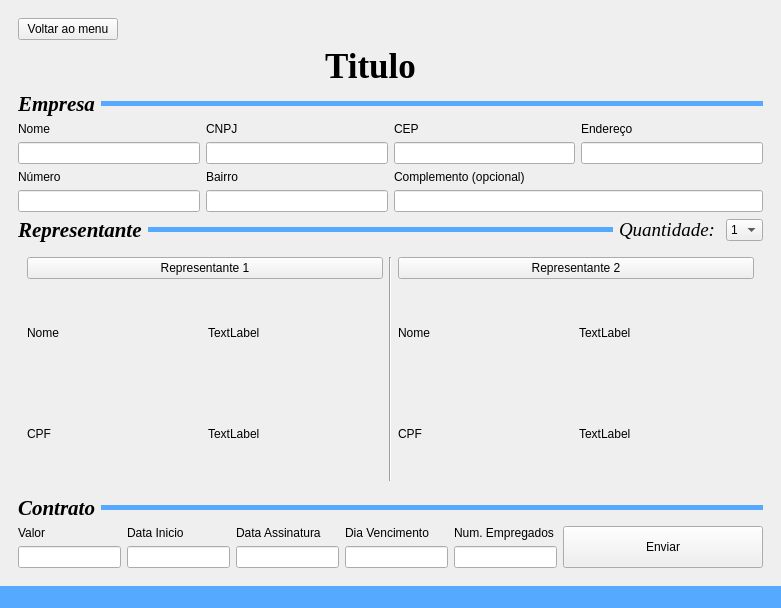
Before: the Qt Designer form code/src/ui/window_cps.ui in Sl3nc/CPS_Auto, drawn with Qt 5.
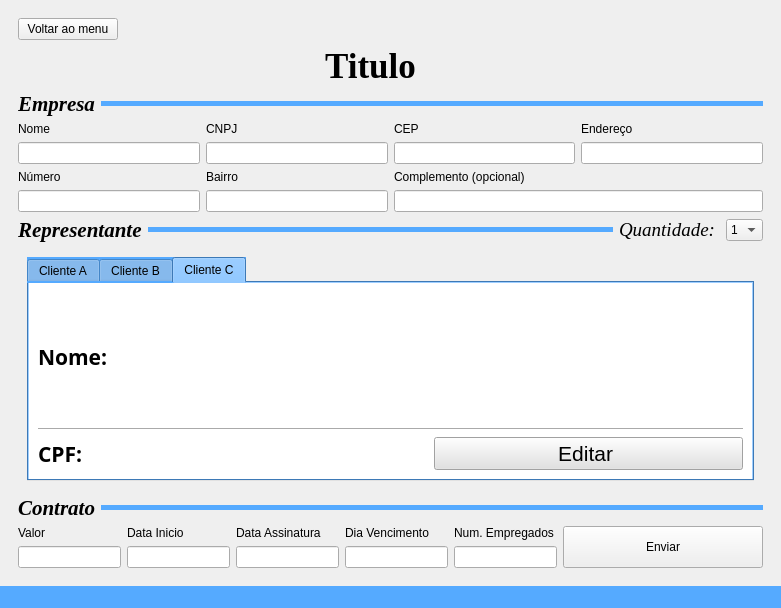
After: the same form once the commit is applied. The open tabs and pages were chosen to show the change. Icons and pictures are not drawn.

Diff of the .ui file:
```diff
--- a/code/src/ui/window_cps.ui
+++ b/code/src/ui/window_cps.ui
@@ -664,90 +664,384 @@
           <widget class="QWidget" name="page">
            <layout class="QGridLayout" name="gridLayout_3">
             <item row="0" column="0">
-             <widget class="QPushButton" name="pushButton">
-              <property name="text">
-               <string>Representante 1</string>
+             <widget class="QTabWidget" name="tabWidget">
+              <property name="cursor">
+               <cursorShape>ArrowCursor</cursorShape>
               </property>
-             </widget>
-            </item>
-            <item row="0" column="2">
-             <widget class="QPushButton" name="pushButton_2">
-              <property name="text">
-               <string>Representante 2</string>
+              <property name="styleSheet">
+               <string notr="true">background-color: rgb(85, 170, 255);</string>
               </property>
-             </widget>
-            </item>
-            <item row="0" column="1" rowspan="3">
-             <widget class="Line" name="line_4">
-              <property name="orientation">
-               <enum>Qt::Orientation::Vertical</enum>
+              <property name="currentIndex">
+               <number>0</number>
               </property>
+              <widget class="QWidget" name="tab">
+               <property name="cursor">
+                <cursorShape>ArrowCursor</cursorShape>
+               </property>
+               <property name="styleSheet">
+                <string notr="true">background-color: white;</string>
+               </property>
+               <attribute name="title">
+                <string>Cliente A</string>
+               </attribute>
+               <layout class="QGridLayout" name="gridLayout_2">
+                <item row="0" column="0">
+                 <widget class="QLabel" name="label">
+                  <property name="sizePolicy">
+                   <sizepolicy hsizetype="Maximum" vsizetype="Preferred">
+                    <horstretch>0</horstretch>
+                    <verstretch>0</verstretch>
+                   </sizepolicy>
+                  </property>
+                  <property name="font">
+                   <font>
+                    <family>Yu Gothic</family>
+                    <pointsize>16</pointsize>
+                    <bold>true</bold>
+                   </font>
+                  </property>
+                  <property name="text">
+                   <string>Nome: </string>
+                  </property>
+                 </widget>
+                </item>
+                <item row="2" column="0">
+                 <widget class="QLabel" name="label_2">
+                  <property name="sizePolicy">
+                   <sizepolicy hsizetype="Maximum" vsizetype="Preferred">
+                    <horstretch>0</horstretch>
+                    <verstretch>0</verstretch>
+                   </sizepolicy>
+                  </property>
+                  <property name="font">
+                   <font>
+                    <family>Yu Gothic</family>
+                    <pointsize>16</pointsize>
+                    <bold>true</bold>
+                   </font>
+                  </property>
+                  <property name="text">
+                   <string>CPF: </string>
+                  </property>
+                 </widget>
+                </item>
+                <item row="2" column="1">
+                 <widget class="QLabel" name="label_4">
+                  <property name="font">
+                   <font>
+                    <pointsize>16</pointsize>
+                    <bold>false</bold>
+                   </font>
+                  </property>
+                  <property name="text">
+                   <string/>
+                  </property>
+                  <property name="alignment">
+                   <set>Qt::AlignmentFlag::AlignCenter</set>
+                  </property>
+                 </widget>
+                </item>
+                <item row="2" column="2">
+                 <widget class="QPushButton" name="pushButton">
+                  <property name="font">
+                   <font>
+                    <family>Yu Gothic UI</family>
+                    <pointsize>16</pointsize>
+                   </font>
+                  </property>
+                  <property name="cursor">
+                   <cursorShape>PointingHandCursor</cursorShape>
+                  </property>
+                  <property name="styleSheet">
+                   <string notr="true">background-color: #E1E1E1;</string>
+                  </property>
+                  <property name="text">
+                   <string>Editar </string>
+                  </property>
+                  <property name="icon">
+                   <iconset>
+                    <normaloff>../imgs/engine.png</normaloff>../imgs/engine.png</iconset>
+                  </property>
+                  <property name="iconSize">
+                   <size>
+                    <width>32</width>
+                    <height>32</height>
+                   </size>
+                  </property>
+                  <property name="flat">
+                   <bool>false</bool>
+                  </property>
+                 </widget>
+                </item>
+                <item row="1" column="0" colspan="3">
+                 <widget class="Line" name="line_4">
+                  <property name="orientation">
+                   <enum>Qt::Orientation::Horizontal</enum>
+                  </property>
+                 </widget>
+                </item>
+                <item row="0" column="1" colspan="2">
+                 <widget class="QLabel" name="label_3">
+                  <property name="font">
+                   <font>
+                    <pointsize>16</pointsize>
+                   </font>
+                  </property>
+                  <property name="text">
+                   <string/>
+                  </property>
+                  <property name="alignment">
+                   <set>Qt::AlignmentFlag::AlignCenter</set>
+                  </property>
+                 </widget>
+                </item>
+               </layout>
+              </widget>
+              <widget class="QWidget" name="tab_2">
+               <property name="styleSheet">
+                <string notr="true">background-color: white;</string>
+               </property>
+               <attribute name="title">
+                <string>Cliente B</string>
+               </attribute>
+               <layout class="QGridLayout" name="gridLayout_4">
+                <item row="0" column="1" colspan="2">
+                 <widget class="QLabel" name="label_7">
+                  <property name="font">
+                   <font>
+                    <pointsize>16</pointsize>
+                   </font>
+                  </property>
+                  <property name="text">
+                   <string/>
+                  </property>
+                  <property name="alignment">
+                   <set>Qt::AlignmentFlag::AlignCenter</set>
+                  </property>
+                 </widget>
+                </item>
+                <item row="2" column="0">
+                 <widget class="QLabel" name="label_5">
+                  <property name="sizePolicy">
+                   <sizepolicy hsizetype="Maximum" vsizetype="Preferred">
+                    <horstretch>0</horstretch>
+                    <verstretch>0</verstretch>
+                   </sizepolicy>
+                  </property>
+                  <property name="font">
+                   <font>
+                    <family>Yu Gothic</family>
+                    <pointsize>16</pointsize>
+                    <bold>true</bold>
+                   </font>
+                  </property>
+                  <property name="text">
+                   <string>CPF: </string>
+                  </property>
+                 </widget>
+                </item>
+                <item row="2" column="1">
+                 <widget class="QLabel" name="label_8">
+                  <property name="font">
+                   <font>
+                    <pointsize>16</pointsize>
+                    <bold>false</bold>
+                   </font>
+                  </property>
+                  <property name="text">
+                   <string/>
+                  </property>
+                  <property name="alignment">
+                   <set>Qt::AlignmentFlag::AlignCenter</set>
+                  </property>
+                 </widget>
+                </item>
+                <item row="0" column="0">
+                 <widget class="QLabel" name="label_6">
+                  <property name="sizePolicy">
+                   <sizepolicy hsizetype="Maximum" vsizetype="Preferred">
+                    <horstretch>0</horstretch>
+                    <verstretch>0</verstretch>
+                   </sizepolicy>
+                  </property>
+                  <property name="font">
+                   <font>
+                    <family>Yu Gothic</family>
+                    <pointsize>16</pointsize>
+                    <bold>true</bold>
+                   </font>
+                  </property>
+                  <property name="text">
+                   <string>Nome: </string>
+                  </property>
+                 </widget>
+                </item>
+                <item row="2" column="2">
+                 <widget class="QPushButton" name="pushButton_2">
+                  <property name="font">
+                   <font>
+                    <family>Yu Gothic UI</family>
+                    <pointsize>16</pointsize>
+                   </font>
+                  </property>
+                  <property name="cursor">
+                   <cursorShape>PointingHandCursor</cursorShape>
+                  </property>
+                  <property name="styleSheet">
+                   <string notr="true">background-color: #E1E1E1;</string>
+                  </property>
+                  <property name="text">
+                   <string>Editar </string>
+                  </property>
+                  <property name="icon">
+                   <iconset>
+                    <normaloff>../imgs/engine.png</normaloff>../imgs/engine.png</iconset>
+                  </property>
+                  <property name="iconSize">
+                   <size>
+                    <width>32</width>
+                    <height>32</height>
+                   </size>
+                  </property>
+                  <property name="flat">
+                   <bool>false</bool>
+                  </property>
+                 </widget>
+                </item>
+                <item row="1" column="0" colspan="3">
+                 <widget class="Line" name="line_5">
+                  <property name="orientation">
+                   <enum>Qt::Orientation::Horizontal</enum>
+                  </property>
+                 </widget>
+                </item>
+               </layout>
+              </widget>
+              <widget class="QWidget" name="tab_3">
+               <property name="styleSheet">
+                <string notr="true">background-color: white;</string>
+               </property>
+               <attribute name="title">
+                <string>Cliente C</string>
+               </attribute>
+               <layout class="QGridLayout" name="gridLayout_5">
+                <item row="0" column="0">
+                 <widget class="QLabel" name="label_10">
+                  <property name="sizePolicy">
+                   <sizepolicy hsizetype="Maximum" vsizetype="Preferred">
+                    <horstretch>0</horstretch>
+                    <verstretch>0</verstretch>
+                   </sizepolicy>
+                  </property>
+                  <property name="font">
+                   <font>
+                    <family>Yu Gothic</family>
+                    <pointsize>16</pointsize>
+                    <bold>true</bold>
+                   </font>
+                  </property>
+                  <property name="text">
+                   <string>Nome: </string>
+                  </property>
+                 </widget>
+                </item>
+                <item row="0" column="1" colspan="2">
+                 <widget class="QLabel" name="label_9">
+                  <property name="font">
+                   <font>
+                    <pointsize>16</pointsize>
+                   </font>
+                  </property>
+                  <property name="styleSheet">
+                   <string notr="true"/>
+                  </property>
+                  <property name="text">
+                   <string/>
+                  </property>
+                  <property name="alignment">
+                   <set>Qt::AlignmentFlag::AlignCenter</set>
+                  </property>
+                 </widget>
+                </item>
+                <item row="1" column="0" colspan="3">
+                 <widget class="Line" name="line_6">
+                  <property name="orientation">
+                   <enum>Qt::Orientation::Horizontal</enum>
+                  </property>
+                 </widget>
+                </item>
+                <item row="2" column="0">
+                 <widget class="QLabel" name="label_12">
+                  <property name="sizePolicy">
+                   <sizepolicy hsizetype="Maximum" vsizetype="Preferred">
+                    <horstretch>0</horstretch>
+                    <verstretch>0</verstretch>
+                   </sizepolicy>
+                  </property>
+                  <property name="font">
+                   <font>
+                    <family>Yu Gothic</family>
+                    <pointsize>16</pointsize>
+                    <bold>true</bold>
+                   </font>
+                  </property>
+                  <property name="text">
+                   <string>CPF: </string>
+                  </property>
+                 </widget>
+                </item>
+                <item row="2" column="1">
+                 <widget class="QLabel" name="label_11">
+                  <property name="font">
+                   <font>
+                    <pointsize>16</pointsize>
+                    <bold>false</bold>
+                   </font>
+                  </property>
+                  <property name="text">
+                   <string/>
+                  </property>
+                  <property name="alignment">
+                   <set>Qt::AlignmentFlag::AlignCenter</set>
+                  </property>
+                 </widget>
+                </item>
+                <item row="2" column="2">
+                 <widget class="QPushButton" name="pushButton_3">
+                  <property name="font">
+                   <font>
+                    <family>Yu Gothic UI</family>
+                    <pointsize>16</pointsize>
+                   </font>
+                  </property>
+                  <property name="cursor">
+                   <cursorShape>PointingHandCursor</cursorShape>
+                  </property>
+                  <property name="styleSheet">
+                   <string notr="true">background-color: #E1E1E1;</string>
+                  </property>
+                  <property name="text">
+                   <string>Editar </string>
+                  </property>
+                  <property name="icon">
+                   <iconset>
+                    <normaloff>../imgs/engine.png</normaloff>../imgs/engine.png</iconset>
+                  </property>
+                  <property name="iconSize">
+                   <size>
+                    <width>32</width>
+                    <height>32</height>
+                   </size>
+                  </property>
+                  <property name="flat">
+                   <bool>false</bool>
+                  </property>
+                 </widget>
+                </item>
+               </layout>
+              </widget>
              </widget>
             </item>
-            <item row="1" column="0" rowspan="2">
-             <layout class="QGridLayout" name="gridLayout_4">
-              <item row="0" column="0">
-               <widget class="QLabel" name="label_2">
-                <property name="text">
-                 <string>Nome</string>
-                </property>
-               </widget>
-              </item>
-              <item row="0" column="1">
-               <widget class="QLabel" name="label_5">
-                <property name="text">
-                 <string>TextLabel</string>
-                </property>
-               </widget>
-              </item>
-              <item row="1" column="0">
-               <widget class="QLabel" name="label_4">
-                <property name="text">
-                 <string>CPF</string>
-                </property>
-               </widget>
-              </item>
-              <item row="1" column="1">
-               <widget class="QLabel" name="label_6">
-                <property name="text">
-                 <string>TextLabel</string>
-                </property>
-               </widget>
-              </item>
-             </layout>
-            </item>
-            <item row="1" column="2" rowspan="2">
-             <layout class="QGridLayout" name="gridLayout_5">
-              <item row="0" column="0">
-               <widget class="QLabel" name="label">
-                <property name="text">
-                 <string>Nome</string>
-                </property>
-               </widget>
-              </item>
-              <item row="0" column="1">
-               <widget class="QLabel" name="label_7">
-                <property name="text">
-                 <string>TextLabel</string>
-                </property>
-               </widget>
-              </item>
-              <item row="1" column="0">
-               <widget class="QLabel" name="label_3">
-                <property name="text">
-                 <string>CPF</string>
-                </property>
-               </widget>
-              </item>
-              <item row="1" column="1">
-               <widget class="QLabel" name="label_8">
-                <property name="text">
-                 <string>TextLabel</string>
-                </property>
-               </widget>
-              </item>
-             </layout>
-            </item>
            </layout>
           </widget>
          </widget>
```
Left out of the diff: 9 changed lines with no effect on the pictures.
